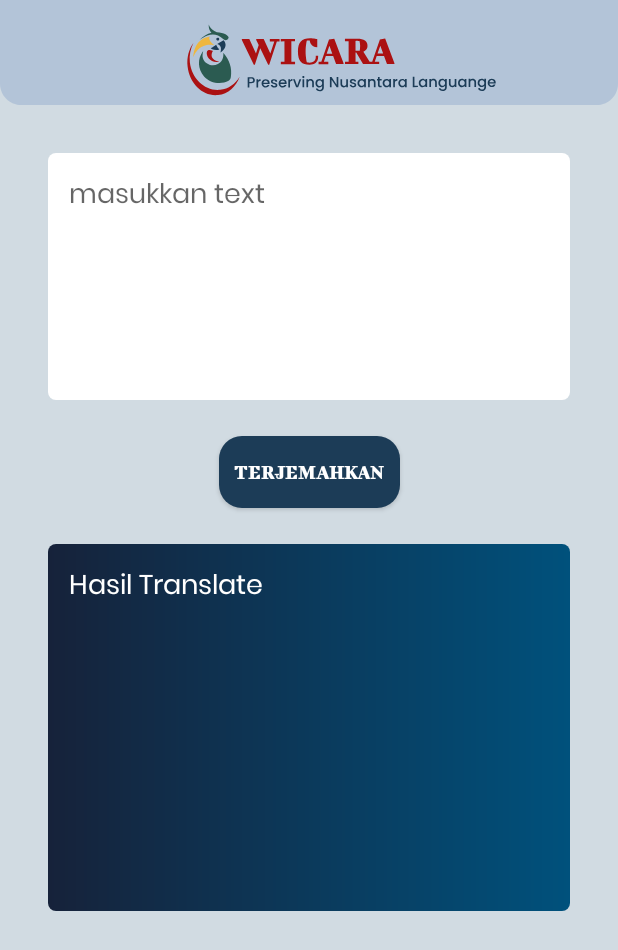
After one commit to faizul14/WICARA, an Android app: the layout activity_text_to_text.xml on its own in the app's theme, with its tools: preview values and no code run, on a phone screen of 412 x 824 dp. The commit adds this screen. Shown: the top 950 px of the screen. Run offline under Robolectric (Android 15) with nearby library versions, the phone set to English and light mode, and no system bars.

Commit message:
add fitur text to text

```diff
--- /dev/null
+++ b/WICARA/app/src/main/res/drawable/bg_input_white.xml
@@ -0,0 +1,7 @@
+<?xml version="1.0" encoding="utf-8"?>
+<shape xmlns:android="http://schemas.android.com/apk/res/android">
+ <solid
+     android:color="@color/white"/>
+    <corners
+        android:radius="5dp"/>
+</shape>
--- /dev/null
+++ b/WICARA/app/src/main/res/drawable/close_ic.xml
@@ -0,0 +1,10 @@
+<vector xmlns:android="http://schemas.android.com/apk/res/android"
+    android:width="24dp"
+    android:height="24dp"
+    android:viewportWidth="24"
+    android:viewportHeight="24"
+    android:tint="?attr/colorControlNormal">
+  <path
+      android:fillColor="@android:color/white"
+      android:pathData="M19,6.41L17.59,5 12,10.59 6.41,5 5,6.41 10.59,12 5,17.59 6.41,19 12,13.41 17.59,19 19,17.59 13.41,12z"/>
+</vector>
--- /dev/null
+++ b/WICARA/app/src/main/res/drawable/gradient_liniear.xml
@@ -0,0 +1,8 @@
+<?xml version="1.0" encoding="utf-8"?>
+<shape xmlns:android="http://schemas.android.com/apk/res/android">
+    <gradient
+        android:startColor="#16223A"
+        android:endColor="#00517C"/>
+    <corners
+        android:radius="5dp"/>
+</shape>
--- /dev/null
+++ b/WICARA/app/src/main/res/layout/activity_text_to_text.xml
@@ -0,0 +1,88 @@
+<?xml version="1.0" encoding="utf-8"?>
+<androidx.constraintlayout.widget.ConstraintLayout xmlns:android="http://schemas.android.com/apk/res/android"
+    xmlns:app="http://schemas.android.com/apk/res-auto"
+    xmlns:tools="http://schemas.android.com/tools"
+    android:layout_width="match_parent"
+    android:layout_height="match_parent"
+    android:background="@drawable/bg_color"
+    tools:context=".ui.TextToTextActivity">
+
+    <View
+        android:id="@+id/view5"
+        android:layout_width="match_parent"
+        android:layout_height="70dp"
+        android:background="@drawable/header_ic2"
+        app:layout_constraintEnd_toEndOf="parent"
+        app:layout_constraintHorizontal_bias="0.0"
+        app:layout_constraintStart_toStartOf="parent"
+        app:layout_constraintTop_toTopOf="parent" />
+
+
+    <EditText
+        android:id="@+id/edt_translate"
+        android:layout_width="match_parent"
+        android:layout_height="wrap_content"
+        android:layout_marginStart="32dp"
+        android:layout_marginTop="32dp"
+        android:layout_marginEnd="32dp"
+        android:lines="5"
+        android:padding="14dp"
+        android:hint="masukkan text"
+        android:gravity="top"
+        android:fontFamily="@font/poppinsregular"
+        android:textColor="@color/textcolor"
+        android:foregroundGravity="top"
+        android:background="@drawable/bg_input_white"
+        app:layout_constraintEnd_toEndOf="parent"
+        app:layout_constraintStart_toStartOf="parent"
+        app:layout_constraintTop_toBottomOf="@+id/view5" />
+
+    <ImageView
+        android:id="@+id/btn_cleartext"
+        android:visibility="gone"
+        android:layout_width="wrap_content"
+        android:layout_height="wrap_content"
+        android:layout_marginTop="8dp"
+        android:layout_marginEnd="4dp"
+        android:src="@drawable/close_ic"
+        app:layout_constraintBottom_toBottomOf="@+id/edt_translate"
+        app:layout_constraintEnd_toEndOf="@+id/edt_translate"
+        app:layout_constraintHorizontal_bias="0.972"
+        app:layout_constraintStart_toStartOf="@+id/edt_translate"
+        app:layout_constraintTop_toTopOf="@+id/edt_translate"
+        app:layout_constraintVertical_bias="0.041" />
+
+    <androidx.appcompat.widget.AppCompatButton
+        android:id="@+id/btn_terjemah"
+        android:layout_width="wrap_content"
+        android:layout_height="wrap_content"
+        android:layout_marginTop="24dp"
+        android:background="@drawable/bg_button"
+        android:fontFamily="@font/bigshotone"
+        android:padding="10dp"
+        android:text="Terjemahkan"
+        android:textColor="@color/white"
+        app:layout_constraintEnd_toEndOf="@+id/edt_translate"
+        app:layout_constraintStart_toStartOf="@+id/edt_translate"
+        app:layout_constraintTop_toBottomOf="@+id/edt_translate" />
+
+    <TextView
+        android:id="@+id/txt_hasil_translate"
+        android:layout_width="match_parent"
+        android:layout_height="wrap_content"
+        android:layout_marginStart="32dp"
+        android:layout_marginTop="24dp"
+        android:layout_marginEnd="32dp"
+        android:lines="8"
+        android:textColor="@color/white"
+        android:fontFamily="@font/poppinsregular"
+        android:padding="14dp"
+        android:gravity="top"
+        android:textSize="18sp"
+        android:text="Hasil Translate"
+        android:background="@drawable/gradient_liniear"
+        app:layout_constraintEnd_toEndOf="parent"
+        app:layout_constraintStart_toStartOf="parent"
+        app:layout_constraintTop_toBottomOf="@+id/btn_terjemah" />
+
+</androidx.constraintlayout.widget.ConstraintLayout>
--- a/WICARA/app/src/main/res/layout/fragment_user.xml
+++ b/WICARA/app/src/main/res/layout/fragment_user.xml
@@ -315,8 +315,7 @@
 
                 <androidx.cardview.widget.CardView
                     android:layout_width="match_parent"
-                    android:layout_height="50dp"
-                    android:layout_marginBottom="1dp">
+                    android:layout_height="50dp">
 
                     <androidx.constraintlayout.widget.ConstraintLayout
                         android:layout_width="match_parent"
```
Also changed, not shown: WICARA/app/src/main/AndroidManifest.xml (+19 -19 lines), WICARA/app/src/main/java/com/CapstoneProject/wicara/cutomview/MyEditTextCustom.kt (added, +116 -0 lines), WICARA/app/src/main/java/com/CapstoneProject/wicara/ui/TextToTextActivity.kt (added, +68 -0 lines), WICARA/app/src/main/java/com/CapstoneProject/wicara/ui/home/HomeFragment.kt (+18 -4 lines), WICARA/app/src/main/java/com/CapstoneProject/wicara/viewmodel/TextToTextViewModel.kt (added, +14 -0 lines).
